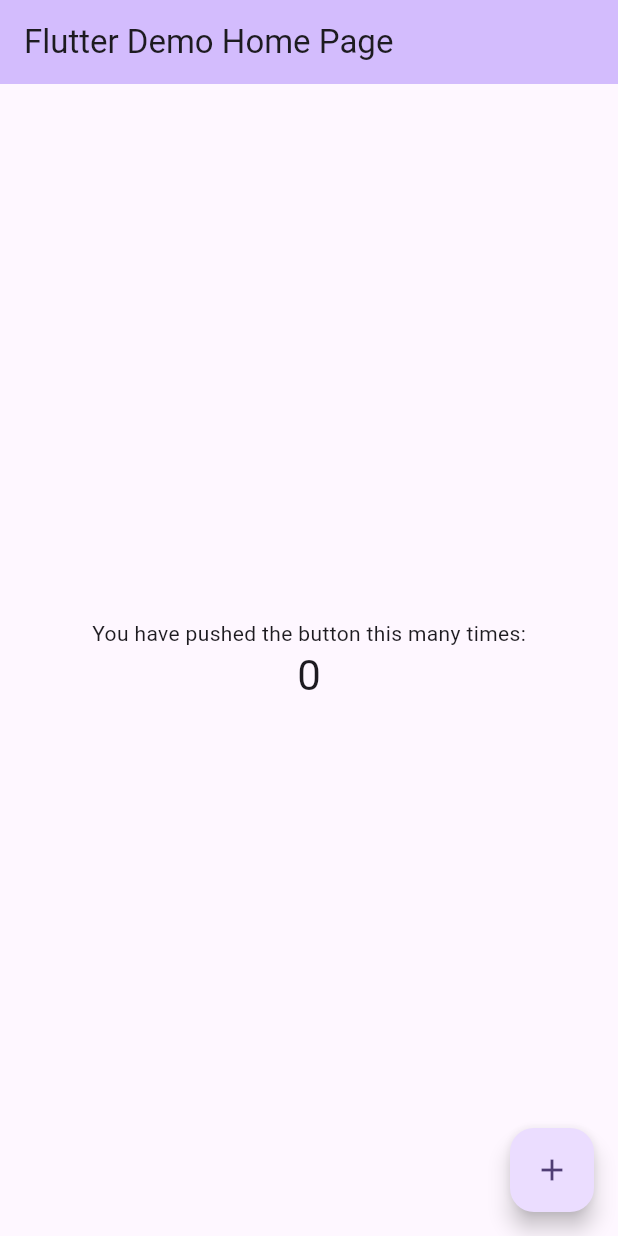
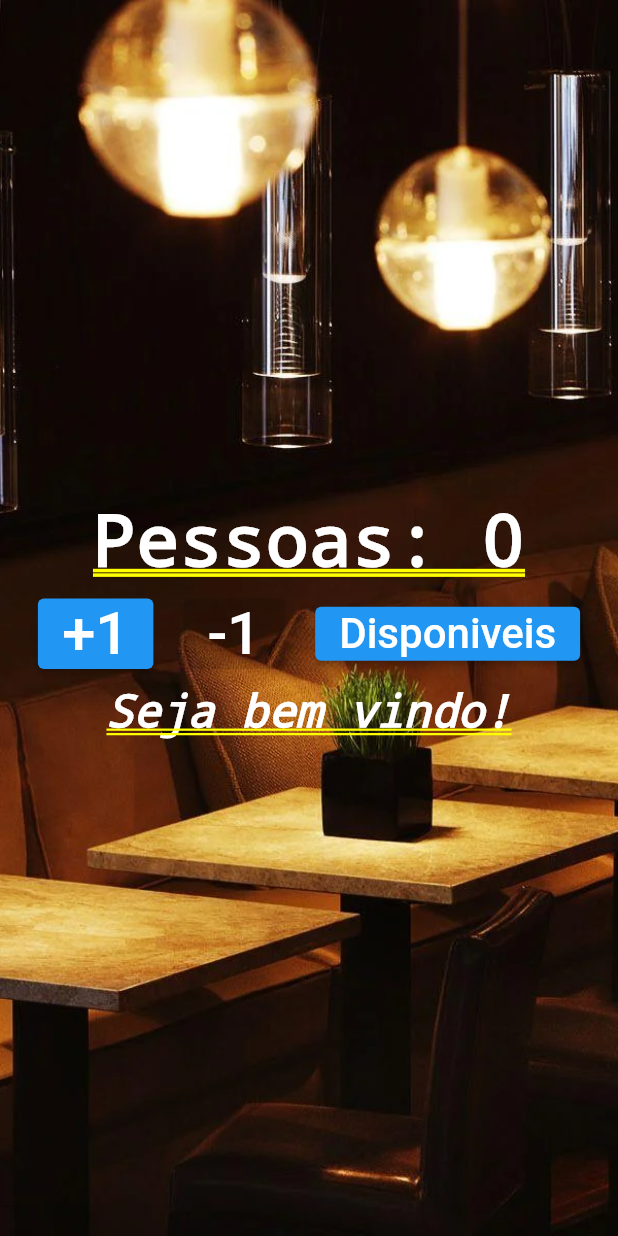
Before and after one commit to luiseduardofc1500/flutter_application_1, a Flutter app: the screen it shows after launch, on a phone screen of 412 x 824 dp. Run offline on Flutter 3.47's test engine with Material 2 defaults, Android fonts, the phone set to English and light mode, and no system bars.

```diff
--- a/lib/main.dart
+++ b/lib/main.dart
@@ -1,125 +1,129 @@
 import 'package:flutter/material.dart';
 
 void main() {
-  runApp(const MyApp());
+  runApp(
+      MaterialApp(title: "Contador de pessoas", home: Home())); //Material App
 }
 
-class MyApp extends StatelessWidget {
-  const MyApp({super.key});
+class Home extends StatefulWidget {
+  @override
+  _HomeState createState() => _HomeState();
+}
 
-  // This widget is the root of your application.
-  @override
+class _HomeState extends State<Home> {
+  int _pessoa = 0;
+  String _mensagem = "Seja bem vindo!";
+
+  void _changePeople(int delta) {
+    setState(() {
+      _pessoa += delta;
+      _pessoaTotal += -1 * delta;
+      if (_pessoa >= 20) {
+        _mensagem = "Estamos lotados, desculpe";
+        _pessoa = 20;
+        isButton1Active = false;
+      } else if (_pessoa < 20 && _pessoa > 0) {
+        _mensagem = "Pode entrar!";
+        isButton1Active = true;
+        isButton2Active = true;
+      } else {
+        isButton2Active = false;
+        _pessoa = 0;
+      }
+    });
+  }
+
+  void _mesesDisponiveis() {
+    setState(() {
+      _mensagem = "Nosso restaurante ainda possui: $_pessoaTotal vagas.";
+    });
+  }
+
+  int _pessoaTotal = 20;
+  bool isButton1Active = true;
+  bool isButton2Active = false;
+
   Widget build(BuildContext context) {
-    return MaterialApp(
-      title: 'Flutter Demo',
-      theme: ThemeData(
-        // This is the theme of your application.
-        //
-        // TRY THIS: Try running your application with "flutter run". You'll see
-        // the application has a blue toolbar. Then, without quitting the app,
-        // try changing the seedColor in the colorScheme below to Colors.green
-        // and then invoke "hot reload" (save your changes or press the "hot
-        // reload" button in a Flutter-supported IDE, or press "r" if you used
-        // the command line to start the app).
-        //
-        // Notice that the counter didn't reset back to zero; the application
-        // state is not lost during the reload. To reset the state, use hot
-        // restart instead.
-        //
-        // This works for code too, not just values: Most code changes can be
-        // tested with just a hot reload.
-        colorScheme: ColorScheme.fromSeed(seedColor: Colors.deepPurple),
-        useMaterial3: true,
-      ),
-      home: const MyHomePage(title: 'Flutter Demo Home Page'),
+    return Stack(
+      children: <Widget>[
+        Image.asset(
+          "Imagens/wp1874155.webp",
+          fit: BoxFit.cover,
+          height: 1000.0,
+        ),
+        Column(
+          mainAxisAlignment: MainAxisAlignment.center,
+          children: <Widget>[
+            Text(
+              "Pessoas: $_pessoa",
+              style:
+                  TextStyle(color: Colors.white, fontWeight: FontWeight.bold),
+            ), //text
+            Row(
+              mainAxisAlignment: MainAxisAlignment.center,
+              children: <Widget>[
+                Padding(
+                  padding: EdgeInsets.all(10.0),
+                  child: ElevatedButton(
+                    child: Text(
+                      "+1",
+                      style: TextStyle(fontSize: 40.0, color: Colors.white),
+                    ),
+                    style: ElevatedButton.styleFrom(
+                      onPrimary: Colors.amber,
+                      onSurface: Colors.amber,
+                    ),
+                    onPressed: isButton1Active
+                        ? () {
+                            _changePeople(1);
+                          }
+                        : null,
+                  ),
+                ),
+                Padding(
+                  padding: EdgeInsets.all(10.0),
+                  child: ElevatedButton(
+                    child: Text(
+                      "-1",
+                      style: TextStyle(fontSize: 40.0, color: Colors.white),
+                    ),
+                    style: ElevatedButton.styleFrom(
+                      onPrimary: Colors.amber,
+                      onSurface: Colors.amber,
+                    ),
+                    onPressed: isButton2Active
+                        ? () {
+                            _changePeople(-1);
+                          }
+                        : null,
+                  ),
+                ),
+                Padding(
+                  padding: EdgeInsets.all(10.0),
+                  child: ElevatedButton(
+                    child: Text(
+                      "Disponiveis",
+                      style: TextStyle(fontSize: 28.0, color: Colors.white),
+                    ),
+                    style: ElevatedButton.styleFrom(
+                      onPrimary: Colors.amber,
+                      onSurface: Colors.amber,
+                    ),
+                    onPressed: _mesesDisponiveis,
+                  ),
+                ),
+              ],
+            ),
+            Text(
+              _mensagem,
+              style: TextStyle(
+                  color: Colors.white,
+                  fontStyle: FontStyle.italic,
+                  fontSize: 30),
+            ) //text
+          ], //widget
+        ) //Column
+      ],
     );
   }
 }
-
-class MyHomePage extends StatefulWidget {
-  const MyHomePage({super.key, required this.title});
-
-  // This widget is the home page of your application. It is stateful, meaning
-  // that it has a State object (defined below) that contains fields that affect
-  // how it looks.
-
-  // This class is the configuration for the state. It holds the values (in this
-  // case the title) provided by the parent (in this case the App widget) and
-  // used by the build method of the State. Fields in a Widget subclass are
-  // always marked "final".
-
-  final String title;
-
-  @override
-  State<MyHomePage> createState() => _MyHomePageState();
-}
-
-class _MyHomePageState extends State<MyHomePage> {
-  int _counter = 0;
-
-  void _incrementCounter() {
-    setState(() {
-      // This call to setState tells the Flutter framework that something has
-      // changed in this State, which causes it to rerun the build method below
-      // so that the display can reflect the updated values. If we changed
-      // _counter without calling setState(), then the build method would not be
-      // called again, and so nothing would appear to happen.
-      _counter++;
-    });
-  }
-
-  @override
-  Widget build(BuildContext context) {
-    // This method is rerun every time setState is called, for instance as done
-    // by the _incrementCounter method above.
-    //
-    // The Flutter framework has been optimized to make rerunning build methods
-    // fast, so that you can just rebuild anything that needs updating rather
-    // than having to individually change instances of widgets.
-    return Scaffold(
-      appBar: AppBar(
-        // TRY THIS: Try changing the color here to a specific color (to
-        // Colors.amber, perhaps?) and trigger a hot reload to see the AppBar
-        // change color while the other colors stay the same.
-        backgroundColor: Theme.of(context).colorScheme.inversePrimary,
-        // Here we take the value from the MyHomePage object that was created by
-        // the App.build method, and use it to set our appbar title.
-        title: Text(widget.title),
-      ),
-      body: Center(
-        // Center is a layout widget. It takes a single child and positions it
-        // in the middle of the parent.
-        child: Column(
-          // Column is also a layout widget. It takes a list of children and
-          // arranges them vertically. By default, it sizes itself to fit its
-          // children horizontally, and tries to be as tall as its parent.
-          //
-          // Column has various properties to control how it sizes itself and
-          // how it positions its children. Here we use mainAxisAlignment to
-          // center the children vertically; the main axis here is the vertical
-          // axis because Columns are vertical (the cross axis would be
-          // horizontal).
-          //
-          // TRY THIS: Invoke "debug painting" (choose the "Toggle Debug Paint"
-          // action in the IDE, or press "p" in the console), to see the
-          // wireframe for each widget.
-          mainAxisAlignment: MainAxisAlignment.center,
-          children: <Widget>[
-            const Text(
-              'You have pushed the button this many times:',
-            ),
-            Text(
-              '$_counter',
-              style: Theme.of(context).textTheme.headlineMedium,
-            ),
-          ],
-        ),
-      ),
-      floatingActionButton: FloatingActionButton(
-        onPressed: _incrementCounter,
-        tooltip: 'Increment',
-        child: const Icon(Icons.add),
-      ), // This trailing comma makes auto-formatting nicer for build methods.
-    );
-  }
-}
--- a/pubspec.yaml
+++ b/pubspec.yaml
@@ -59,7 +59,8 @@ flutter:
   uses-material-design: true
 
   # To add assets to your application, add an assets section, like this:
-  # assets:
+  assets:
+    - Imagens/wp1874155.webp
   #   - images/a_dot_burr.jpeg
   #   - images/a_dot_ham.jpeg
 
```
Also changed, not shown: Imagens/wp1874155.webp (added).
